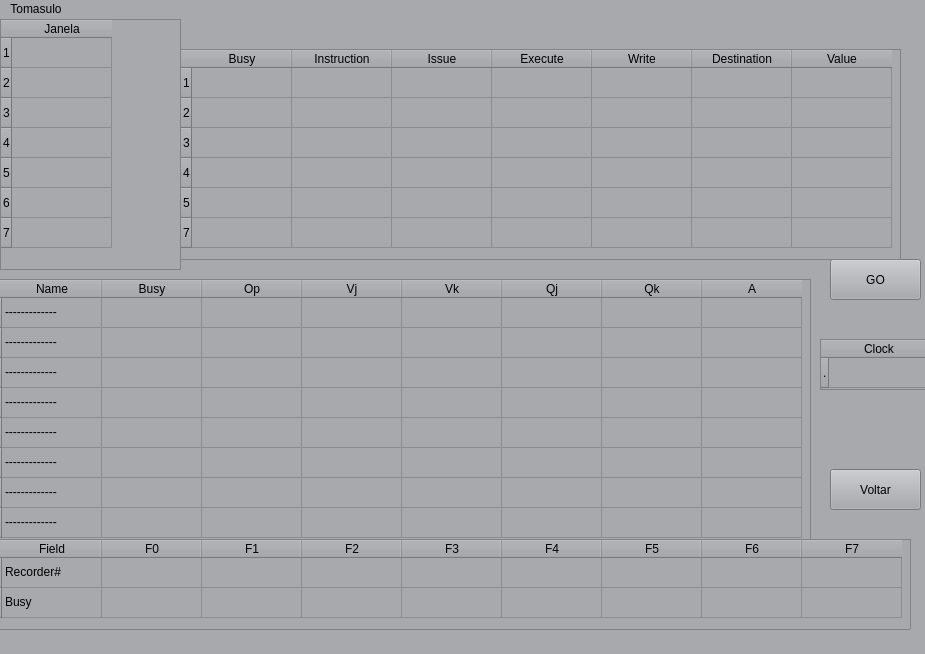
This is ARQ/Traabalho2/Tomasulo/form.ui in Quebec-Eric/5Periodo as Qt 5 draws it before an edit. The edited form follows.
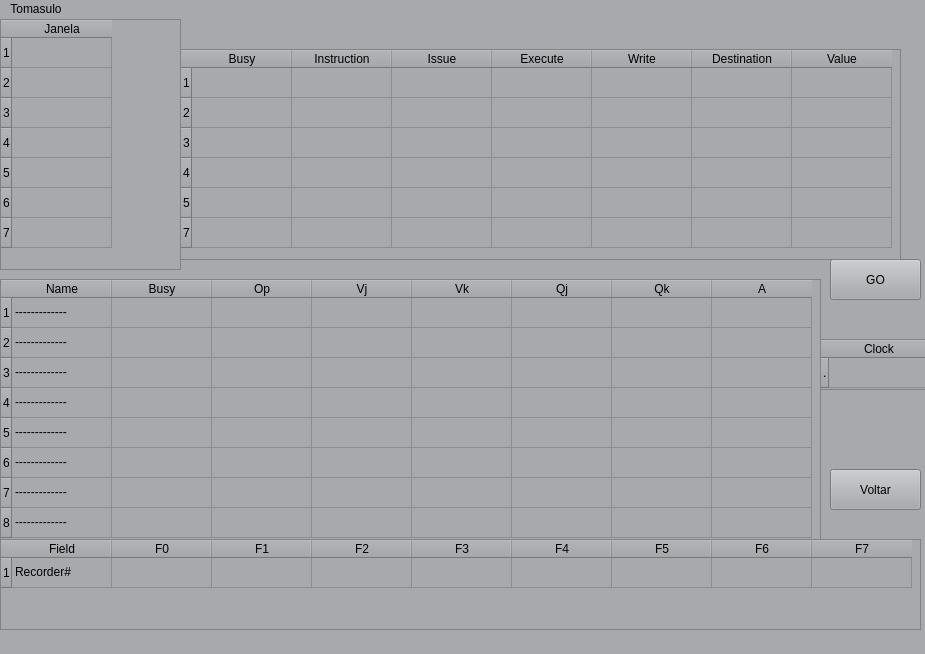
This is the edited form.

What changed in the file:
```diff
--- a/ARQ/Traabalho2/Tomasulo/form.ui
+++ b/ARQ/Traabalho2/Tomasulo/form.ui
@@ -117,7 +117,7 @@
    <widget class="QTableWidget" name="tableWidget_2">
     <property name="geometry">
      <rect>
-      <x>-10</x>
+      <x>0</x>
       <y>260</y>
       <width>821</width>
       <height>265</height>
@@ -322,7 +322,7 @@
    <widget class="QTableWidget" name="tableWidget_4">
     <property name="geometry">
      <rect>
-      <x>-10</x>
+      <x>0</x>
       <y>520</y>
       <width>921</width>
       <height>91</height>
@@ -333,11 +333,6 @@
       <string>1</string>
      </property>
     </row>
-    <row>
-     <property name="text">
-      <string>2</string>
-     </property>
-    </row>
     <column>
      <property name="text">
       <string>Field</string>
@@ -388,11 +383,6 @@
       <string>Recorder#</string>
      </property>
     </item>
-    <item row="1" column="0">
-     <property name="text">
-      <string>Busy</string>
-     </property>
-    </item>
    </widget>
    <widget class="QTableWidget" name="tableWidget_5">
     <property name="geometry">
```
